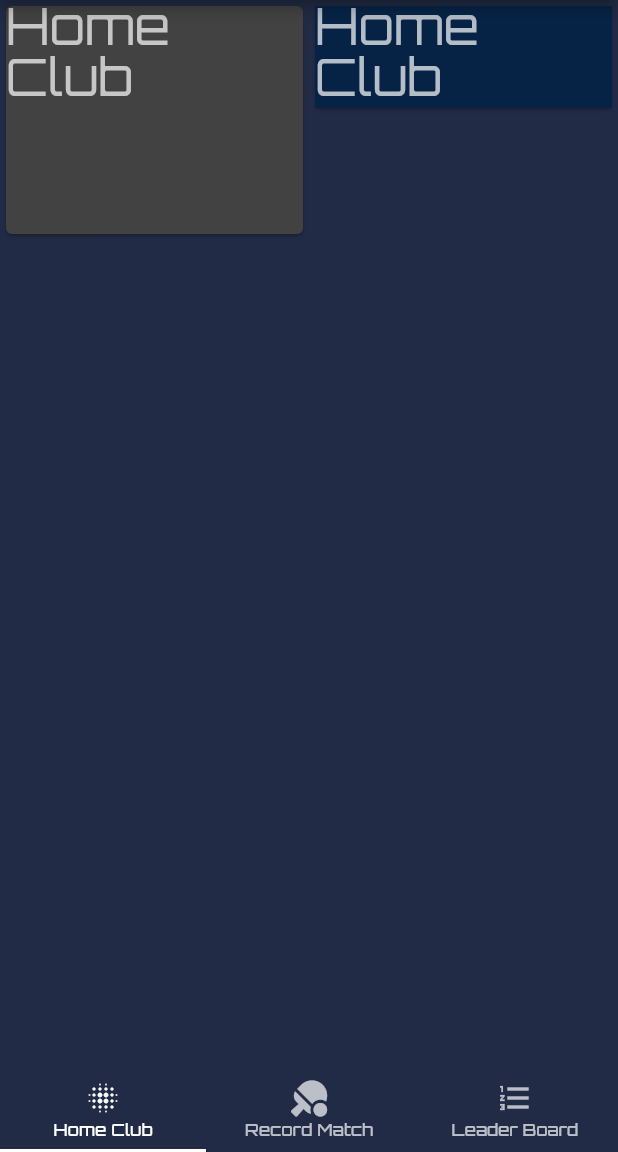
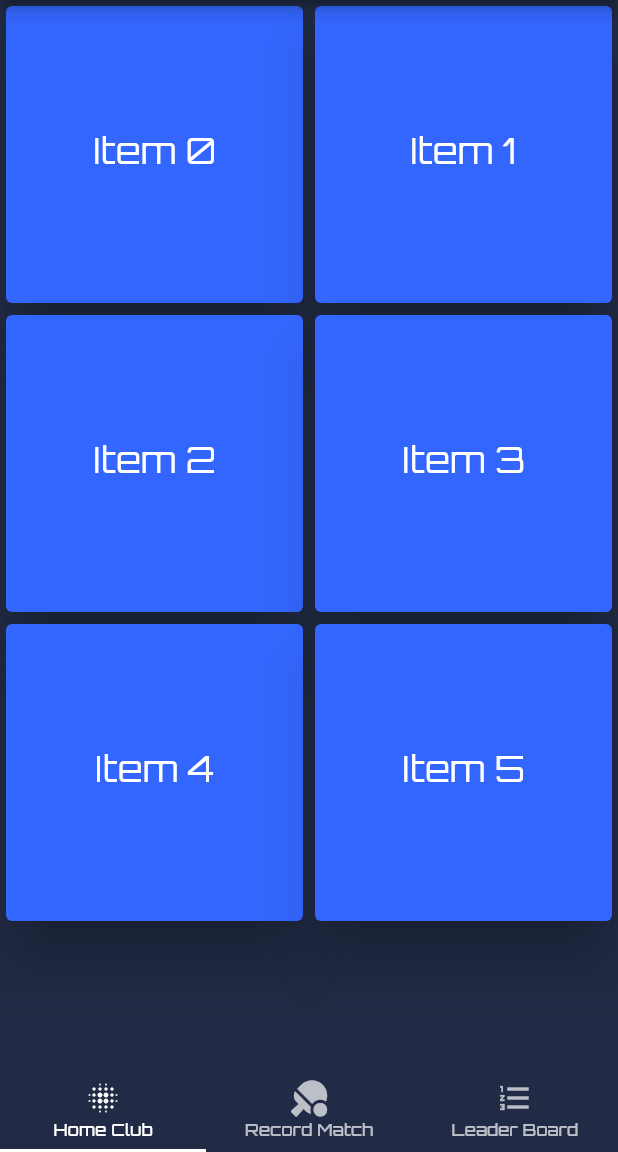
Before and after one commit to kattsushi/pong_score, a Flutter app: the screen it shows after launch, on a phone screen of 412 x 824 dp, the part 84-1236 px from its top. Run offline on Flutter 3.47's test engine with Material 2 defaults, Android fonts, the phone set to English and light mode, and no system bars; our stand-ins replace bloc, equatable, flutter_bloc, font_awesome_flutter.

Commit message:
ios configs

```diff
--- a/lib/main.dart
+++ b/lib/main.dart
@@ -36,6 +36,7 @@
         GlobalMaterialLocalizations.delegate,
         // Built-in localization for text direction LTR/RTL
         GlobalWidgetsLocalizations.delegate,
+        GlobalCupertinoLocalizations.delegate,
       ],
       localeResolutionCallback: (locale, supportedLocales) {
         for (var supportedLocale in supportedLocales) {
--- a/lib/ui/home_club/home_club_page.dart
+++ b/lib/ui/home_club/home_club_page.dart
@@ -10,41 +10,26 @@ class HomeClub extends StatelessWidget {
 
   @override
   Widget build(BuildContext context) {
-    return Container(
-      child: Row(children: <Widget>[
-        Column(
-          children: <Widget>[
-            Container(
-              width: MediaQuery.of(context).size.width / 2,
-              height: 160,
-              child: Card(
-                child: Container(
-                  child: Text(
-                    translate('home-club'),
-                    style: Theme.of(context).textTheme.display1,
+    return GridView.count(
+      crossAxisCount: 2,
+      // Generate 100 widgets that display their index in the List.
+      children: List.generate(6, (index) {
+        return Card(
+          color: Color(0xFF3366FE),
+          elevation: 16,
+          child: Center(
+            child: Column(
+              mainAxisSize: MainAxisSize.min,
+              children: [
+                Text(
+                    'Item $index',
+                    style: Theme.of(context).textTheme.headline,
                   ),
-                ),
-              ),
+              ],
             ),
-          ],
-        ),
-        Column(
-          children: <Widget>[
-            Container(
-              width: MediaQuery.of(context).size.width / 2,
-              child: Card(
-                child: Container(
-                  color: Color(0xFF062346),
-                  child: Text(
-                    translate('home-club'),
-                    style: Theme.of(context).textTheme.display1,
-                  ),
-                ),
-              ),
-            ),
-          ],
-        ),
-      ]),
+          ),
+        );
+      }),
     );
   }
 }
--- a/pubspec.yaml
+++ b/pubspec.yaml
@@ -28,6 +28,7 @@ dependencies:
   cloud_firestore: ^0.12.9+4
   sealed_unions: ^3.0.2+2
   font_awesome_flutter: ^8.5.0
+  flutter_cupertino_localizations: ^1.0.1
 
   # Add the dependencies for any other Firebase products you want to use in your app
   # For example, to use Firebase Authentication and Cloud Firestore
```
Also changed, not shown: pubspec.lock, 7 other files.
